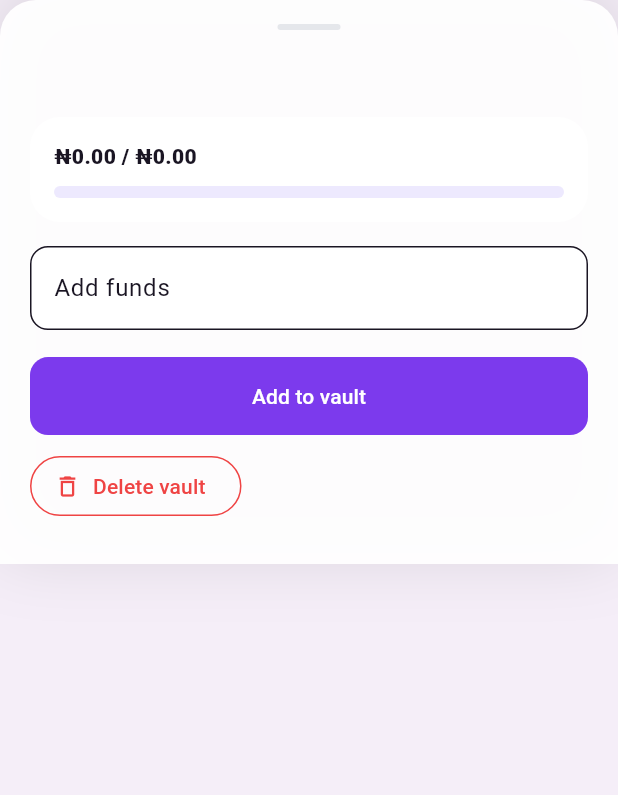
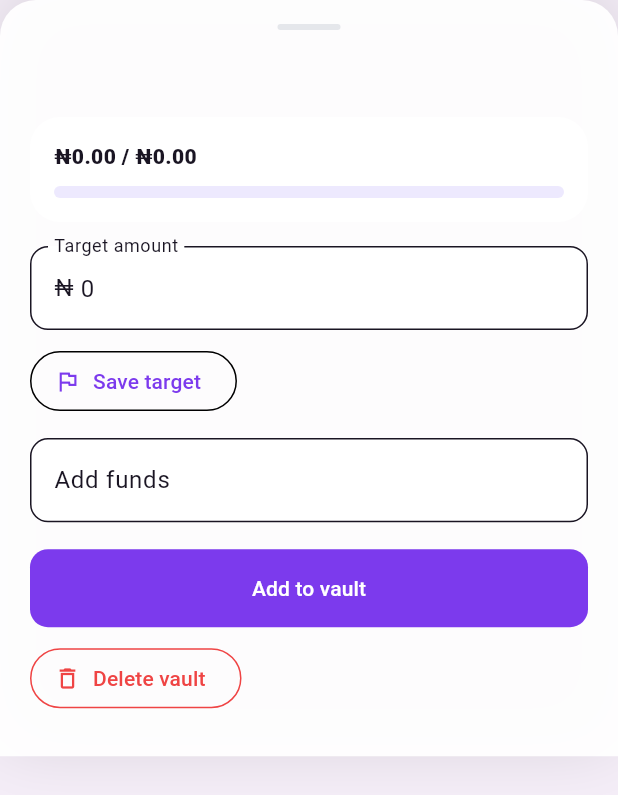
Before and after one commit to MKM909/kolo, a Flutter app: the _VaultDetailSheet widget shown alone on an empty page, opened directly with empty values, on a phone screen of 412 x 824 dp. Shown: the top 795 px of the screen. Run offline on Flutter 3.47's test engine with Material 3 defaults, Android fonts, the phone set to English and light mode, and no system bars; our stand-ins replace cloud_firestore, cloud_functions, firebase_auth, firebase_core, fl_chart, flutter_riverpod and 5 more; missing offline and left inert: flutter_overlay_window; accounts and stored records are empty; Roboto replaces fonts that are missing (DM Sans).

Commit message:
Add vault target editing

```diff
--- a/lib/ui/features/home/home_screen.dart
+++ b/lib/ui/features/home/home_screen.dart
@@ -985,11 +985,21 @@ class _VaultDetailSheet extends ConsumerStatefulWidget {
 
 class _VaultDetailSheetState extends ConsumerState<_VaultDetailSheet> {
   final TextEditingController _amountController = TextEditingController();
+  late final TextEditingController _targetController;
   String? _error;
+
+  @override
+  void initState() {
+    super.initState();
+    _targetController = TextEditingController(
+      text: (widget.vault.targetKobo ~/ 100).toString(),
+    );
+  }
 
   @override
   void dispose() {
     _amountController.dispose();
+    _targetController.dispose();
     super.dispose();
   }
 
@@ -1064,6 +1074,23 @@ class _VaultDetailSheetState extends ConsumerState<_VaultDetailSheet> {
               ),
               const SizedBox(height: 16),
               TextField(
+                key: const Key('vault_target_amount'),
+                controller: _targetController,
+                keyboardType: TextInputType.number,
+                decoration: const InputDecoration(
+                  labelText: 'Target amount',
+                  prefixText: '\u20A6 ',
+                ),
+              ),
+              const SizedBox(height: 10),
+              OutlinedButton.icon(
+                key: const Key('save_vault_target'),
+                onPressed: _saveTarget,
+                icon: const Icon(Icons.flag_outlined),
+                label: const Text('Save target'),
+              ),
+              const SizedBox(height: 14),
+              TextField(
                 key: const Key('vault_contribution_amount'),
                 controller: _amountController,
                 keyboardType: TextInputType.number,
@@ -1120,6 +1147,29 @@ class _VaultDetailSheetState extends ConsumerState<_VaultDetailSheet> {
             name: widget.vault.name,
             targetKobo: widget.vault.targetKobo,
             currentKobo: widget.vault.currentKobo + amountKobo,
+            deadline: widget.vault.deadline,
+          ),
+        );
+    if (mounted) Navigator.of(context).pop();
+  }
+
+  Future<void> _saveTarget() async {
+    final targetKobo = MoneyFormatter.parseNairaToKobo(
+      _targetController.text.trim(),
+    );
+    if (targetKobo == null || targetKobo <= 0) {
+      setState(() => _error = 'Enter a valid target.');
+      return;
+    }
+
+    await ref
+        .read(koloRepositoryProvider)
+        .upsertVault(
+          SavingsVault(
+            id: widget.vault.id,
+            name: widget.vault.name,
+            targetKobo: targetKobo,
+            currentKobo: widget.vault.currentKobo,
             deadline: widget.vault.deadline,
           ),
         );
```
Also changed, not shown: 1 other file.
